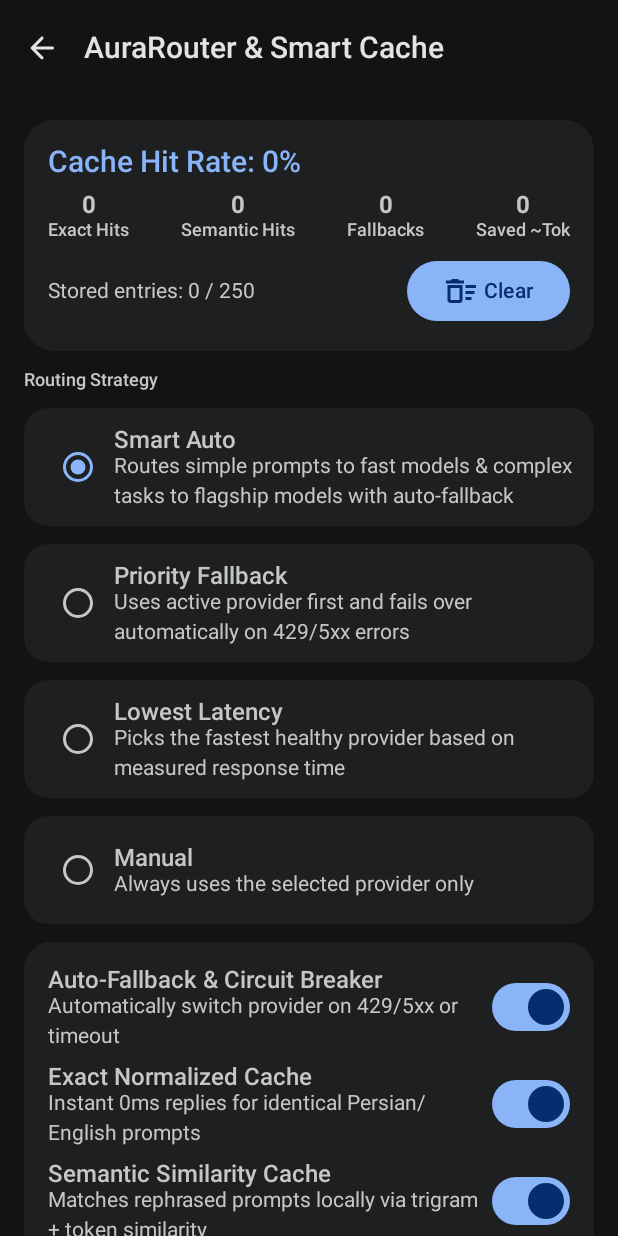
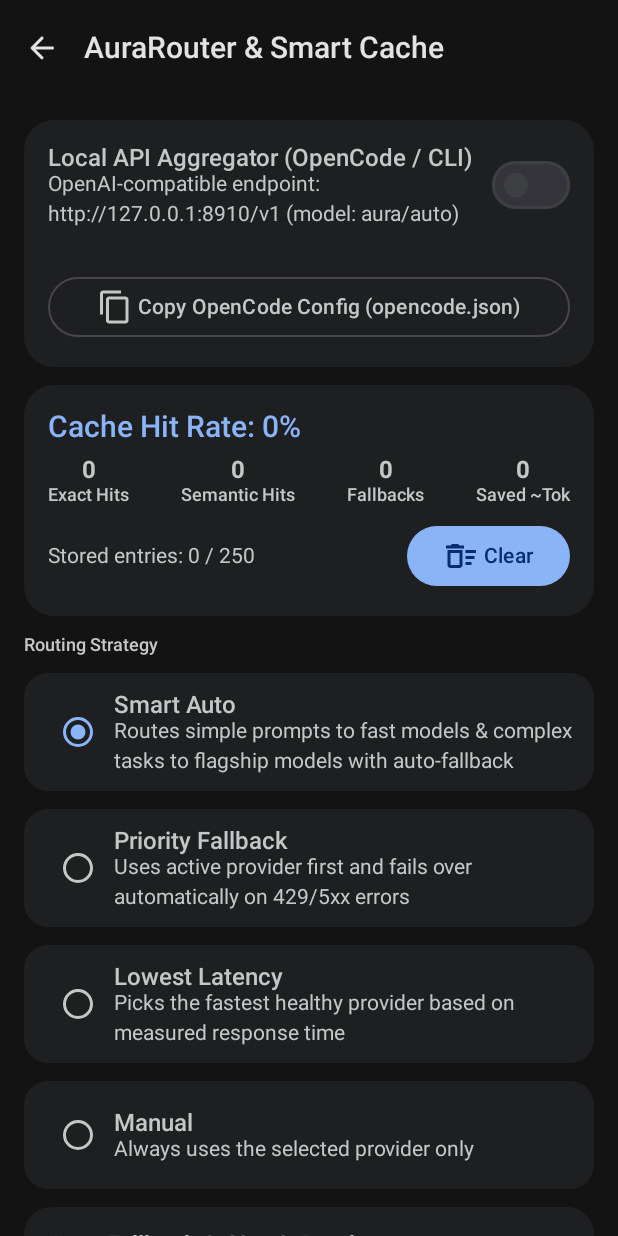
Before and after one commit to zarya8096-max/aura-android-agent, an Android app built with Jetpack Compose: the composable RouterScreen called with sample values from the repository, on a phone screen of 412 x 824 dp. Run offline under Robolectric (Android 15) with nearby library versions, the phone set to English and light mode, and no system bars.

Commit message:
Add Aura Agent Android app (Gemini-inspired UI, Gems, Skills, Multi-API, CI APK build)

```diff
--- a/app/build.gradle.kts
+++ b/app/build.gradle.kts
@@ -13,8 +13,8 @@ android {
         applicationId = "com.aura.agent"
         minSdk = 26
         targetSdk = 35
-        versionCode = 2
-        versionName = "2.0.0"
+        versionCode = 3
+        versionName = "2.1.0"
 
         vectorDrawables {
             useSupportLibrary = true
--- a/app/src/main/java/com/aura/agent/MainActivity.kt
+++ b/app/src/main/java/com/aura/agent/MainActivity.kt
@@ -300,6 +300,9 @@ private fun AuraAppRoot(vm: AuraViewModel) {
                         healthMap = state.providerHealth,
                         onBack = { vm.navigateTo(ActiveScreen.CHAT) },
                         onUpdateConfig = { vm.updateRouterConfig(it) },
+                        gatewayRunning = state.gatewayRunning,
+                        gatewayStatusLog = state.gatewayStatusLog,
+                        onToggleGateway = { vm.toggleLocalGateway(it) },
                         onClearCache = { vm.clearCache() }
                     )
                     ActiveScreen.SETTINGS -> SettingsScreen(
--- a/app/src/main/java/com/aura/agent/data/Defaults.kt
+++ b/app/src/main/java/com/aura/agent/data/Defaults.kt
@@ -15,16 +15,27 @@ object Defaults {
             )
         ),
         ProviderConfig(
+            id = "openrouter",
+            name = "OpenRouter (200+ Models & Free Tier)",
+            protocol = ApiProtocol.OPENAI_COMPATIBLE,
+            baseUrl = "https://openrouter.ai/api/v1",
+            model = "google/gemini-2.5-flash",
+            availableModels = listOf(
+                "google/gemini-2.5-flash",
+                "anthropic/claude-3.7-sonnet",
+                "deepseek/deepseek-r1:free",
+                "meta-llama/llama-3.3-70b-instruct:free",
+                "qwen/qwen-2.5-coder-32b-instruct:free",
+                "openai/gpt-4o-mini"
+            )
+        ),
+        ProviderConfig(
             id = "openai",
             name = "OpenAI",
             protocol = ApiProtocol.OPENAI_COMPATIBLE,
             baseUrl = "https://api.openai.com/v1",
             model = "gpt-4o-mini",
-            availableModels = listOf(
-                "gpt-4o-mini",
-                "gpt-4o",
-                "o3-mini"
-            )
+            availableModels = listOf("gpt-4o-mini", "gpt-4o", "o3-mini")
         ),
         ProviderConfig(
             id = "anthropic",
@@ -32,25 +43,7 @@ object Defaults {
             protocol = ApiProtocol.ANTHROPIC,
             baseUrl = "https://api.anthropic.com/v1",
             model = "claude-3-7-sonnet-latest",
-            availableModels = listOf(
-                "claude-3-7-sonnet-latest",
-                "claude-3-5-sonnet-latest",
-                "claude-3-5-haiku-latest"
-            )
-        ),
-        ProviderConfig(
-            id = "openrouter",
-            name = "OpenRouter (200+ Models)",
-            protocol = ApiProtocol.OPENAI_COMPATIBLE,
-            baseUrl = "https://openrouter.ai/api/v1",
-            model = "google/gemini-2.5-flash",
-            availableModels = listOf(
-                "google/gemini-2.5-flash",
-                "anthropic/claude-3.7-sonnet",
-                "deepseek/deepseek-r1",
-                "openai/gpt-4o-mini",
-                "meta-llama/llama-3.3-70b-instruct"
-            )
+            availableModels = listOf("claude-3-7-sonnet-latest", "claude-3-5-sonnet-latest", "claude-3-5-haiku-latest")
         ),
         ProviderConfig(
             id = "deepseek",
@@ -62,20 +55,52 @@ object Defaults {
         ),
         ProviderConfig(
             id = "groq",
-            name = "Groq",
+            name = "Groq (Ultra-Fast)",
             protocol = ApiProtocol.OPENAI_COMPATIBLE,
             baseUrl = "https://api.groq.com/openai/v1",
             model = "llama-3.3-70b-versatile",
             availableModels = listOf("llama-3.3-70b-versatile", "qwen-2.5-32b")
         ),
         ProviderConfig(
+            id = "xai",
+            name = "xAI (Grok)",
+            protocol = ApiProtocol.OPENAI_COMPATIBLE,
+            baseUrl = "https://api.x.ai/v1",
+            model = "grok-2-latest",
+            availableModels = listOf("grok-2-latest", "grok-2-mini")
+        ),
+        ProviderConfig(
+            id = "mistral",
+            name = "Mistral AI",
+            protocol = ApiProtocol.OPENAI_COMPATIBLE,
+            baseUrl = "https://api.mistral.ai/v1",
+            model = "mistral-large-latest",
+            availableModels = listOf("mistral-large-latest", "codestral-latest")
+        ),
+        ProviderConfig(
+            id = "together",
+            name = "Together AI",
+            protocol = ApiProtocol.OPENAI_COMPATIBLE,
+            baseUrl = "https://api.together.xyz/v1",
+            model = "meta-llama/Llama-3.3-70B-Instruct-Turbo",
+            availableModels = listOf("meta-llama/Llama-3.3-70B-Instruct-Turbo", "Qwen/Qwen2.5-Coder-32B-Instruct")
+        ),
+        ProviderConfig(
+            id = "cerebras",
+            name = "Cerebras",
+            protocol = ApiProtocol.OPENAI_COMPATIBLE,
+            baseUrl = "https://api.cerebras.ai/v1",
+            model = "llama-3.3-70b",
+            availableModels = listOf("llama-3.3-70b", "llama3.1-8b")
+        ),
+        ProviderConfig(
             id = "ollama",
             name = "Ollama / Local Server",
             protocol = ApiProtocol.OPENAI_COMPATIBLE,
-            baseUrl = "http://10.0.2.2:11434/v1",
+            baseUrl = "http://127.0.0.1:11434/v1",
             apiKey = "ollama",
             model = "llama3.2",
-            availableModels = listOf("llama3.2", "qwen2.5:7b", "deepseek-r1:8b")
+            availableModels = listOf("llama3.2", "qwen2.5-coder:7b", "deepseek-r1:8b")
         )
     )
 
--- a/app/src/main/java/com/aura/agent/ui/screens/RouterScreen.kt
+++ b/app/src/main/java/com/aura/agent/ui/screens/RouterScreen.kt
@@ -14,7 +14,11 @@ import androidx.compose.foundation.lazy.items
 import androidx.compose.foundation.shape.RoundedCornerShape
 import androidx.compose.material.icons.Icons
 import androidx.compose.material.icons.automirrored.rounded.ArrowBack
+import androidx.compose.material.icons.outlined.ContentCopy
 import androidx.compose.material.icons.outlined.DeleteSweep
+import androidx.compose.ui.platform.LocalClipboardManager
+import androidx.compose.ui.text.AnnotatedString
+import androidx.compose.material3.OutlinedButton
 import androidx.compose.material3.Button
 import androidx.compose.material3.ExperimentalMaterial3Api
 import androidx.compose.material3.Icon
@@ -49,6 +53,9 @@ fun RouterScreen(
     healthMap: Map<String, ProviderHealth>,
     onBack: () -> Unit,
     onUpdateConfig: (RouterConfig) -> Unit,
+    gatewayRunning: Boolean,
+    gatewayStatusLog: String,
+    onToggleGateway: (Boolean) -> Unit,
     onClearCache: () -> Unit
 ) {
     Scaffold(
@@ -65,6 +72,8 @@ fun RouterScreen(
             )
         }
     ) { padding ->
+        val clipboard = LocalClipboardManager.current
+        val openCodeSnippet = "{\n  \"provider\": {\n    \"aura\": {\n      \"npm\": \"@ai-sdk/openai-compatible\",\n      \"name\": \"AuraRouter Local\",\n      \"options\": { \"baseURL\": \"http://127.0.0.1:8910/v1\", \"apiKey\": \"aura-local\" },\n      \"models\": { \"aura/auto\": { \"name\": \"Aura Smart Auto\" } }\n    }\n  }\n}"
         LazyColumn(
             contentPadding = PaddingValues(16.dp),
             verticalArrangement = Arrangement.spacedBy(12.dp),
@@ -72,6 +81,37 @@ fun RouterScreen(
                 .fillMaxSize()
                 .padding(padding)
         ) {
+            item {
+                Surface(
+                    color = MaterialTheme.colorScheme.surfaceContainer,
+                    shape = RoundedCornerShape(20.dp),
+                    modifier = Modifier.fillMaxWidth()
+                ) {
+                    Column(
+                        verticalArrangement = Arrangement.spacedBy(8.dp),
+                        modifier = Modifier.padding(16.dp)
+                    ) {
+                        ToggleRow(
+                            title = "Local API Aggregator (OpenCode / CLI)",
+                            subtitle = "OpenAI-compatible endpoint: http://127.0.0.1:8910/v1 (model: aura/auto)",
+                            checked = gatewayRunning,
+                            onCheckedChange = onToggleGateway
+                        )
+                        Text(
+                            text = gatewayStatusLog,
+                            style = MaterialTheme.typography.labelMedium,
+                            color = if (gatewayRunning) MaterialTheme.colorScheme.primary else MaterialTheme.colorScheme.onSurfaceVariant
+                        )
+                        OutlinedButton(
+                            onClick = { clipboard.setText(AnnotatedString(openCodeSnippet)) },
+                            modifier = Modifier.fillMaxWidth()
+                        ) {
+                            Icon(Icons.Outlined.ContentCopy, contentDescription = null)
+                            Text(" Copy OpenCode Config (opencode.json)")
+                        }
+                    }
+                }
+            }
             item {
                 Surface(
                     color = MaterialTheme.colorScheme.surfaceContainer,
```
Also changed, not shown: app/src/main/java/com/aura/agent/router/LocalApiGateway.kt (added, +334 -0 lines), app/src/main/java/com/aura/agent/viewmodel/AuraViewModel.kt (+28 -1 lines).
